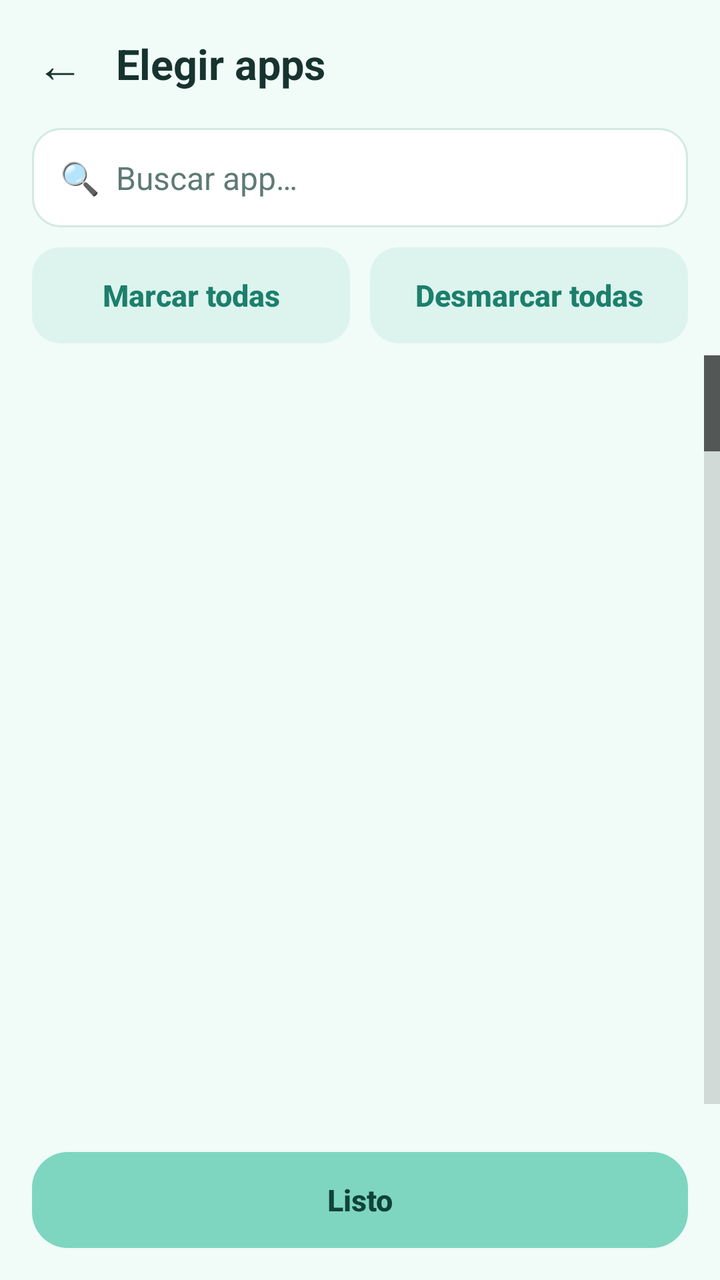
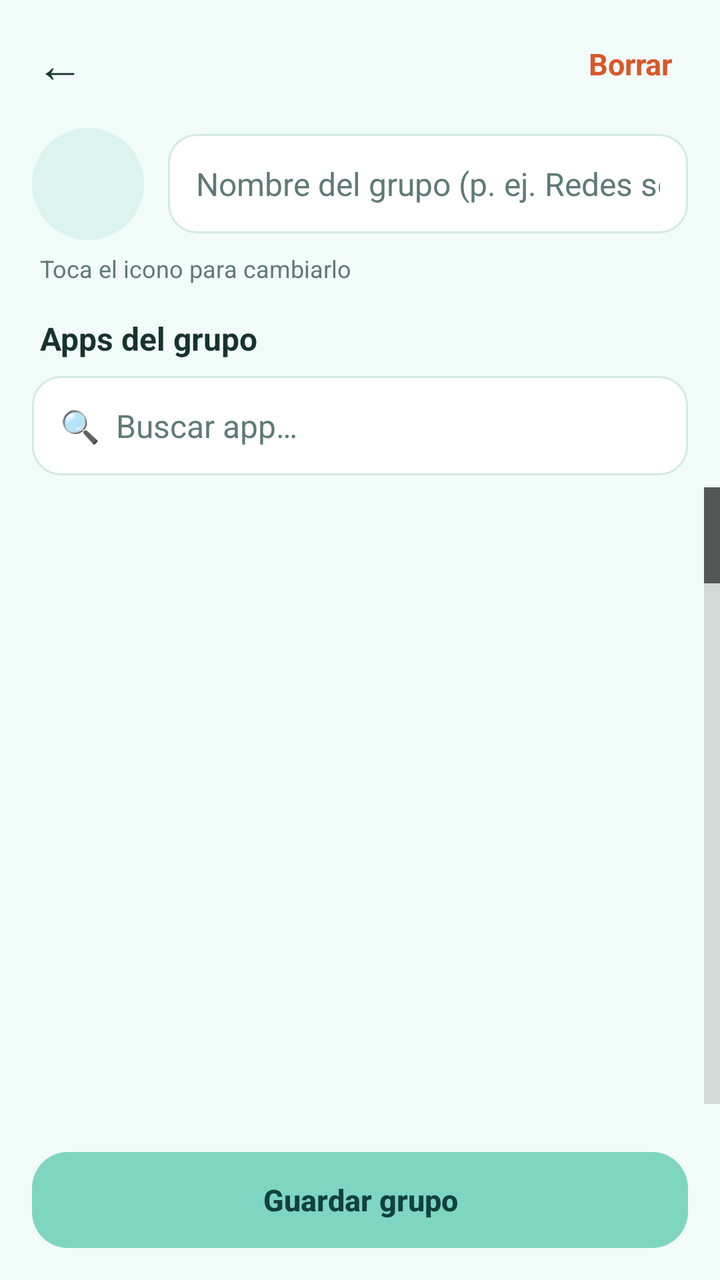

The first picture is an Android layout as it rendered before a commit; the second is the same layout after the commit. The layout source and the unified diff follow.
<!-- AndroidManifest.xml: application theme AppTheme -->
<!-- res/layout/activity_app_picker.xml -->
<?xml version="1.0" encoding="utf-8"?>
<LinearLayout xmlns:android="http://schemas.android.com/apk/res/android"
    android:layout_width="match_parent"
    android:layout_height="match_parent"
    android:background="@color/bg"
    android:fitsSystemWindows="true"
    android:orientation="vertical">

    <LinearLayout
        android:layout_width="match_parent"
        android:layout_height="wrap_content"
        android:gravity="center_vertical"
        android:orientation="horizontal"
        android:paddingStart="6dp"
        android:paddingTop="8dp"
        android:paddingEnd="20dp"
        android:paddingBottom="8dp">

        <TextView
            android:id="@+id/btnBack"
            android:layout_width="48dp"
            android:layout_height="48dp"
            android:background="?android:attr/selectableItemBackgroundBorderless"
            android:gravity="center"
            android:text="←"
            android:textColor="@color/text"
            android:textSize="24sp" />

        <TextView
            android:layout_width="0dp"
            android:layout_height="wrap_content"
            android:layout_marginStart="4dp"
            android:layout_weight="1"
            android:text="Elegir apps"
            android:textColor="@color/text"
            android:textSize="21sp"
            android:textStyle="bold" />

        <TextView
            android:id="@+id/txtCount"
            android:layout_width="wrap_content"
            android:layout_height="wrap_content"
            android:textColor="@color/soft_text"
            android:textSize="14sp"
            android:textStyle="bold" />
    </LinearLayout>

    <EditText
        android:id="@+id/edtSearch"
        android:layout_width="match_parent"
        android:layout_height="wrap_content"
        android:layout_marginStart="16dp"
        android:layout_marginEnd="16dp"
        android:background="@drawable/bg_search"
        android:hint="🔍  Buscar app…"
        android:imeOptions="actionSearch"
        android:importantForAutofill="no"
        android:inputType="text"
        android:padding="14dp"
        android:singleLine="true"
        android:textColor="@color/text"
        android:textColorHint="@color/sub"
        android:textSize="16sp" />

    <LinearLayout
        android:layout_width="match_parent"
        android:layout_height="wrap_content"
        android:layout_marginStart="16dp"
        android:layout_marginTop="10dp"
        android:layout_marginEnd="16dp"
        android:layout_marginBottom="6dp"
        android:orientation="horizontal">

        <Button
            android:id="@+id/btnAll"
            style="@style/Btn.Soft"
            android:layout_width="0dp"
            android:layout_weight="1"
            android:text="Marcar todas" />

        <Button
            android:id="@+id/btnNone"
            style="@style/Btn.Soft"
            android:layout_width="0dp"
            android:layout_marginStart="10dp"
            android:layout_weight="1"
            android:text="Desmarcar todas" />
    </LinearLayout>

    <FrameLayout
        android:layout_width="match_parent"
        android:layout_height="0dp"
        android:layout_weight="1">

        <ListView
            android:id="@+id/list"
            android:layout_width="match_parent"
            android:layout_height="match_parent"
            android:clipToPadding="false"
            android:divider="@null"
            android:fastScrollEnabled="true"
            android:paddingBottom="8dp" />

        <ProgressBar
            android:id="@+id/progress"
            android:layout_width="wrap_content"
            android:layout_height="wrap_content"
            android:layout_gravity="center" />
    </FrameLayout>

    <Button
        android:id="@+id/btnDone"
        style="@style/Btn.Primary"
        android:layout_width="match_parent"
        android:layout_margin="16dp"
        android:text="Listo" />
</LinearLayout>
<!-- resources referenced by this layout -->
<resources>
  <color name="bg">#F1FBF8</color>
  <color name="soft_text">#1C7F6C</color>
  <color name="sub">#5E7A74</color>
  <color name="text">#17332E</color>
  <!-- drawable bg_search (drawable) -->
  <?xml version="1.0" encoding="utf-8"?>
  <shape xmlns:android="http://schemas.android.com/apk/res/android" android:shape="rectangle">
      <solid android:color="@color/card" />
      <stroke android:width="1dp" android:color="@color/line" />
      <corners android:radius="14dp" />
  </shape>
  <style name="Btn.Primary">
          <item name="android:background">@drawable/bg_btn_sun</item>
          <item name="android:textColor">@color/on_primary</item>
      </style>
  <style name="Btn.Soft">
          <item name="android:background">@drawable/bg_btn_soft</item>
          <item name="android:textColor">@color/soft_text</item>
      </style>
  <style name="AppTheme" parent="android:Theme.Material.Light.NoActionBar">
          <item name="android:windowBackground">@color/bg</item>
          <item name="android:statusBarColor">@color/bg</item>
          <item name="android:navigationBarColor">@color/bg</item>
          <item name="android:windowLightStatusBar">true</item>
          <item name="android:windowLightNavigationBar">true</item>
          <item name="android:colorPrimary">@color/sun</item>
          <item name="android:colorAccent">@color/sun</item>
          <item name="android:colorControlActivated">@color/sun</item>
      </style>
  <color name="card">#FFFFFF</color>
  <color name="line">#D3E9E3</color>
  <!-- drawable bg_btn_sun (drawable) -->
  <?xml version="1.0" encoding="utf-8"?>
  <ripple xmlns:android="http://schemas.android.com/apk/res/android" android:color="#33FFFFFF">
      <item>
          <shape android:shape="rectangle">
              <solid android:color="@color/brand" />
              <corners android:radius="18dp" />
          </shape>
      </item>
  </ripple>
  <color name="on_primary">#10423A</color>
  <!-- drawable bg_btn_soft (drawable) -->
  <?xml version="1.0" encoding="utf-8"?>
  <ripple xmlns:android="http://schemas.android.com/apk/res/android" android:color="#22000000">
      <item>
          <shape android:shape="rectangle">
              <solid android:color="@color/soft" />
              <corners android:radius="14dp" />
          </shape>
      </item>
  </ripple>
  <color name="sun">#239A83</color>
  <color name="brand">#7ED6C1</color>
  <color name="soft">#DDF4EE</color>
</resources>

<!-- the commit's change to res/layout/activity_app_picker.xml (unified diff, before → after) -->
@@ -13,7 +13,7 @@
         android:orientation="horizontal"
         android:paddingStart="6dp"
         android:paddingTop="8dp"
-        android:paddingEnd="20dp"
+        android:paddingEnd="12dp"
         android:paddingBottom="8dp">
 
         <TextView
@@ -27,13 +27,91 @@
             android:textSize="24sp" />
 
         <TextView
+            android:id="@+id/txtTitle"
             android:layout_width="0dp"
             android:layout_height="wrap_content"
             android:layout_marginStart="4dp"
             android:layout_weight="1"
-            android:text="Elegir apps"
             android:textColor="@color/text"
             android:textSize="21sp"
+            android:textStyle="bold" />
+
+        <TextView
+            android:id="@+id/btnDelete"
+            android:layout_width="wrap_content"
+            android:layout_height="48dp"
+            android:background="?android:attr/selectableItemBackground"
+            android:gravity="center"
+            android:paddingStart="12dp"
+            android:paddingEnd="12dp"
+            android:text="Borrar"
+            android:textColor="@color/warn"
+            android:textSize="15sp"
+            android:textStyle="bold" />
+    </LinearLayout>
+
+    
+    <LinearLayout
+        android:layout_width="match_parent"
+        android:layout_height="wrap_content"
+        android:layout_marginStart="16dp"
+        android:layout_marginEnd="16dp"
+        android:gravity="center_vertical"
+        android:orientation="horizontal">
+
+        <TextView
+            android:id="@+id/btnIcon"
+            android:layout_width="56dp"
+            android:layout_height="56dp"
+            android:background="@drawable/bg_icon_circle"
+            android:contentDescription="Cambiar icono"
+            android:foreground="?android:attr/selectableItemBackgroundBorderless"
+            android:gravity="center"
+            android:textSize="28sp" />
+
+        <EditText
+            android:id="@+id/edtName"
+            android:layout_width="0dp"
+            android:layout_height="wrap_content"
+            android:layout_marginStart="12dp"
+            android:layout_weight="1"
+            android:background="@drawable/bg_search"
+            android:hint="Nombre del grupo (p. ej. Redes sociales)"
+            android:importantForAutofill="no"
+            android:inputType="textCapSentences"
+            android:maxLength="40"
+            android:padding="14dp"
+            android:singleLine="true"
+            android:textColor="@color/text"
+            android:textColorHint="@color/sub"
+            android:textSize="16sp" />
+    </LinearLayout>
+
+    <TextView
+        android:layout_width="match_parent"
+        android:layout_height="wrap_content"
+        android:layout_marginStart="20dp"
+        android:layout_marginTop="6dp"
+        android:text="Toca el icono para cambiarlo"
+        android:textColor="@color/sub"
+        android:textSize="12sp" />
+
+    <LinearLayout
+        android:layout_width="match_parent"
+        android:layout_height="wrap_content"
+        android:layout_marginStart="20dp"
+        android:layout_marginTop="16dp"
+        android:layout_marginEnd="20dp"
+        android:gravity="center_vertical"
+        android:orientation="horizontal">
+
+        <TextView
+            android:layout_width="0dp"
+            android:layout_height="wrap_content"
+            android:layout_weight="1"
+            android:text="Apps del grupo"
+            android:textColor="@color/text"
+            android:textSize="16sp"
             android:textStyle="bold" />
 
         <TextView
@@ -50,7 +128,9 @@
         android:layout_width="match_parent"
         android:layout_height="wrap_content"
         android:layout_marginStart="16dp"
+        android:layout_marginTop="8dp"
         android:layout_marginEnd="16dp"
+        android:layout_marginBottom="6dp"
         android:background="@drawable/bg_search"
         android:hint="🔍  Buscar app…"
         android:imeOptions="actionSearch"
@@ -61,31 +141,6 @@
         android:textColor="@color/text"
         android:textColorHint="@color/sub"
         android:textSize="16sp" />
-
-    <LinearLayout
-        android:layout_width="match_parent"
-        android:layout_height="wrap_content"
-        android:layout_marginStart="16dp"
-        android:layout_marginTop="10dp"
-        android:layout_marginEnd="16dp"
-        android:layout_marginBottom="6dp"
-        android:orientation="horizontal">
-
-        <Button
-            android:id="@+id/btnAll"
-            style="@style/Btn.Soft"
-            android:layout_width="0dp"
-            android:layout_weight="1"
-            android:text="Marcar todas" />
-
-        <Button
-            android:id="@+id/btnNone"
-            style="@style/Btn.Soft"
-            android:layout_width="0dp"
-            android:layout_marginStart="10dp"
-            android:layout_weight="1"
-            android:text="Desmarcar todas" />
-    </LinearLayout>
 
     <FrameLayout
         android:layout_width="match_parent"
@@ -113,5 +168,5 @@
         style="@style/Btn.Primary"
         android:layout_width="match_parent"
         android:layout_margin="16dp"
-        android:text="Listo" />
+        android:text="Guardar grupo" />
 </LinearLayout>
<!-- resource entries referenced after the edit -->
@@ -4,6 +4,12 @@
   <color name="soft_text">#1C7F6C</color>
   <color name="sub">#5E7A74</color>
   <color name="text">#17332E</color>
+  <color name="warn">#D9572A</color>
+  <!-- drawable bg_icon_circle (drawable) -->
+  <?xml version="1.0" encoding="utf-8"?>
+  <shape xmlns:android="http://schemas.android.com/apk/res/android" android:shape="oval">
+      <solid android:color="@color/soft" />
+  </shape>
   <!-- drawable bg_search (drawable) -->
   <?xml version="1.0" encoding="utf-8"?>
   <shape xmlns:android="http://schemas.android.com/apk/res/android" android:shape="rectangle">
@@ -14,10 +20,6 @@
   <style name="Btn.Primary">
           <item name="android:background">@drawable/bg_btn_sun</item>
           <item name="android:textColor">@color/on_primary</item>
-      </style>
-  <style name="Btn.Soft">
-          <item name="android:background">@drawable/bg_btn_soft</item>
-          <item name="android:textColor">@color/soft_text</item>
       </style>
   <style name="AppTheme" parent="android:Theme.Material.Light.NoActionBar">
           <item name="android:windowBackground">@color/bg</item>
@@ -42,16 +44,6 @@
       </item>
   </ripple>
   <color name="on_primary">#10423A</color>
-  <!-- drawable bg_btn_soft (drawable) -->
-  <?xml version="1.0" encoding="utf-8"?>
-  <ripple xmlns:android="http://schemas.android.com/apk/res/android" android:color="#22000000">
-      <item>
-          <shape android:shape="rectangle">
-              <solid android:color="@color/soft" />
-              <corners android:radius="14dp" />
-          </shape>
-      </item>
-  </ripple>
   <color name="sun">#239A83</color>
   <color name="brand">#7ED6C1</color>
   <color name="soft">#DDF4EE</color>
